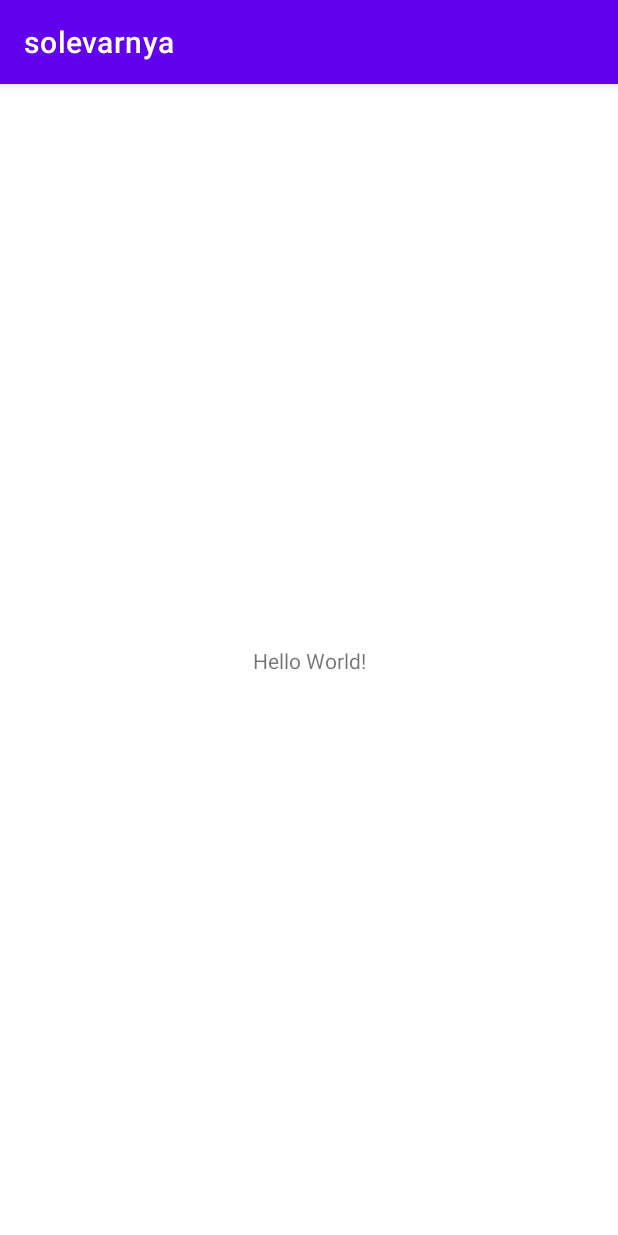
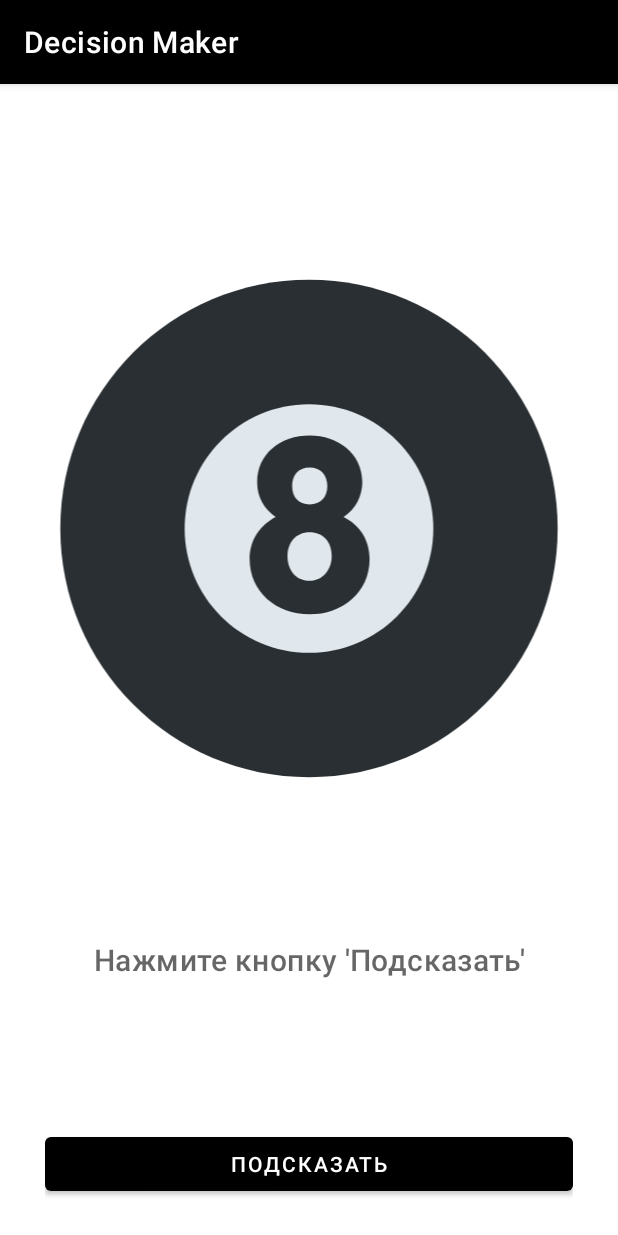
Before and after one commit to Epam-Android-Lab-21-22/Shemanovskii_Roman, an Android app: the screen it shows after launch (MainActivity), on a phone screen of 412 x 824 dp. Run offline under Robolectric (Android 15) with nearby library versions, the phone set to English and light mode, and no system bars; libraries missing offline, so code that uses them is left out: by.kirich1409.viewbindingdelegate; 1 statement that could not run was skipped.

Commit message:
Finish app

```diff
--- a/app/src/main/java/com/beleavemebe/solevarnya/MainActivity.kt
+++ b/app/src/main/java/com/beleavemebe/solevarnya/MainActivity.kt
@@ -2,10 +2,31 @@ package com.beleavemebe.solevarnya
 
 import androidx.appcompat.app.AppCompatActivity
 import android.os.Bundle
+import by.kirich1409.viewbindingdelegate.viewBinding
+import com.beleavemebe.solevarnya.databinding.ActivityMainBinding
 
 class MainActivity : AppCompatActivity() {
+    private val randomPhrase by randomPhrases()
+    private val binding by viewBinding(ActivityMainBinding::bind)
+
+    private var counter: Int = 0
+
     override fun onCreate(savedInstanceState: Bundle?) {
         super.onCreate(savedInstanceState)
         setContentView(R.layout.activity_main)
+
+        binding.btnGenerate.setOnClickListener {
+            showNextRandomPhrase()
+        }
+    }
+
+    private fun showNextRandomPhrase() {
+        binding.tvResult.text = randomPhrase
+        counter += 1
+        updateCountTv()
+    }
+
+    private fun updateCountTv() {
+        binding.tvCounter.text = getString(R.string.generated_count_placeholder, counter)
     }
 }
--- /dev/null
+++ b/app/src/main/java/com/beleavemebe/solevarnya/RandomPhraseProperty.kt
@@ -0,0 +1,16 @@
+package com.beleavemebe.solevarnya
+
+import kotlin.properties.ReadOnlyProperty
+import kotlin.reflect.KProperty
+
+class RandomPhraseProperty<T> : ReadOnlyProperty<T, String>{
+    override fun getValue(
+        thisRef: T,
+        property: KProperty<*>
+    ): String =
+        PhraseRepository.run {
+            "$firstWord $secondWord"
+        }
+}
+
+fun <T> randomPhrases() = RandomPhraseProperty<T>()
--- /dev/null
+++ b/app/src/main/res/drawable/ball.xml
@@ -0,0 +1,25 @@
+<vector xmlns:android="http://schemas.android.com/apk/res/android"
+    android:width="47.5dp"
+    android:height="47.5dp"
+    android:viewportWidth="47.5"
+    android:viewportHeight="47.5">
+  <group>
+    <clip-path
+        android:pathData="M0,0 L47.5,0 47.5,47.5 0,47.5 0,0z"/>
+    <path
+        android:pathData="m23.75,46.25c-12.4263,-0 -22.5,-10.0737 -22.5,-22.5 0,-12.4263 10.0737,-22.5 22.5,-22.5C36.1763,1.25 46.25,11.3237 46.25,23.75 46.25,36.1763 36.175,46.25 23.75,46.25"
+        android:fillColor="#292f33"
+        android:strokeColor="#00000000"
+        android:fillType="nonZero"/>
+    <path
+        android:pathData="m35,23.75c0,6.2138 -5.0362,11.25 -11.25,11.25 -6.2138,-0 -11.25,-5.0362 -11.25,-11.25 0,-6.2138 5.0362,-11.25 11.25,-11.25 6.2138,-0 11.25,5.0362 11.25,11.25"
+        android:fillColor="#e1e8ed"
+        android:strokeColor="#00000000"
+        android:fillType="nonZero"/>
+    <path
+        android:pathData="m22.2241,19.9121c0,0.9887 0.5712,1.67 1.5825,1.67 1.01,-0 1.6037,-0.6813 1.6037,-1.67 0,-0.945 -0.5712,-1.67 -1.6037,-1.67C22.7729,18.2421 22.2241,18.9671 22.2241,19.9121m-0.4175,6.3725c0,1.12 0.6587,2.1962 2,2.1962 1.2525,-0 1.9987,-1.0762 1.9987,-2.1962 0,-1.385 -0.7912,-2.1975 -1.9987,-2.1975 -1.275,-0 -2,0.9663 -2,2.1975m-3.4275,0.2188c0,-1.7575 0.9663,-3.0538 2.3513,-3.8012 -1.0325,-0.7463 -1.67,-1.7575 -1.67,-3.1413 0,-2.5712 2.1313,-4.2188 4.7463,-4.2188 2.5487,-0 4.7675,1.6263 4.7675,4.2188 0,1.23 -0.615,2.46 -1.6913,3.1413 1.4938,0.7475 2.35,2.11 2.35,3.8012 0,3.055 -2.4825,5.01 -5.4262,5.01 -3.0325,-0 -5.4275,-2.065 -5.4275,-5.01"
+        android:fillColor="#292f33"
+        android:strokeColor="#00000000"
+        android:fillType="nonZero"/>
+  </group>
+</vector>
--- a/app/src/main/res/layout/activity_main.xml
+++ b/app/src/main/res/layout/activity_main.xml
@@ -4,15 +4,51 @@
     xmlns:tools="http://schemas.android.com/tools"
     android:layout_width="match_parent"
     android:layout_height="match_parent"
+    android:layout_marginHorizontal="30dp"
     tools:context=".MainActivity">
 
-    <TextView
+    <com.google.android.material.textview.MaterialTextView
+        android:id="@+id/tv_counter"
+        style="@style/TextAppearance.MaterialComponents.Body1"
+        android:layout_width="match_parent"
+        android:layout_height="wrap_content"
+        android:text=""
+        android:textAlignment="center"
+        app:layout_constraintBottom_toTopOf="@+id/iv_ball"
+        app:layout_constraintTop_toTopOf="parent"
+        tools:text="@string/generated_count_placeholder" />
+
+    <ImageView
+        android:id="@+id/iv_ball"
+        android:layout_width="0dp"
+        android:layout_height="350dp"
+        android:src="@drawable/ball"
+        app:layout_constraintBottom_toTopOf="@id/btn_generate"
+        app:layout_constraintEnd_toEndOf="parent"
+        app:layout_constraintStart_toStartOf="parent"
+        app:layout_constraintTop_toTopOf="parent"
+        app:layout_constraintVertical_bias="0.35" />
+
+    <com.google.android.material.textview.MaterialTextView
+        android:id="@+id/tv_result"
+        style="@style/TextAppearance.MaterialComponents.Headline6"
         android:layout_width="wrap_content"
         android:layout_height="wrap_content"
-        android:text="Hello World!"
-        app:layout_constraintBottom_toBottomOf="parent"
-        app:layout_constraintLeft_toLeftOf="parent"
-        app:layout_constraintRight_toRightOf="parent"
-        app:layout_constraintTop_toTopOf="parent" />
+        android:hint="@string/hint_press_button"
+        android:paddingVertical="12dp"
+        android:textAlignment="center"
+        app:layout_constraintBottom_toTopOf="@id/btn_generate"
+        app:layout_constraintEnd_toEndOf="parent"
+        app:layout_constraintStart_toStartOf="parent"
+        app:layout_constraintTop_toBottomOf="@id/iv_ball" />
+
+    <com.google.android.material.button.MaterialButton
+        android:id="@+id/btn_generate"
+        android:layout_width="match_parent"
+        android:layout_height="wrap_content"
+        android:layout_marginBottom="24dp"
+        android:text="@string/btn_generate"
+        app:layout_constraintBottom_toBottomOf="parent" />
+
 
 </androidx.constraintlayout.widget.ConstraintLayout>
--- a/app/src/main/res/values/strings.xml
+++ b/app/src/main/res/values/strings.xml
@@ -1,3 +1,6 @@
 <resources>
-    <string name="app_name">solevarnya</string>
+    <string name="app_name">Decision Maker</string>
+    <string name="hint_press_button">Нажмите кнопку \'Подсказать\'</string>
+    <string name="btn_generate">Подсказать</string>
+    <string name="generated_count_placeholder">Подсказок дано: %1$d</string>
 </resources>
--- a/app/src/main/res/values/themes.xml
+++ b/app/src/main/res/values/themes.xml
@@ -2,8 +2,8 @@
     <!-- Base application theme. -->
     <style name="Theme.Solevarnya" parent="Theme.MaterialComponents.DayNight.DarkActionBar">
         <!-- Primary brand color. -->
-        <item name="colorPrimary">@color/purple_500</item>
-        <item name="colorPrimaryVariant">@color/purple_700</item>
+        <item name="colorPrimary">@color/black</item>
+        <item name="colorPrimaryVariant">@color/black</item>
         <item name="colorOnPrimary">@color/white</item>
         <!-- Secondary brand color. -->
         <item name="colorSecondary">@color/teal_200</item>
```
Also changed, not shown: app/src/main/java/com/beleavemebe/solevarnya/PhraseRepository.kt (added, +34 -0 lines).
